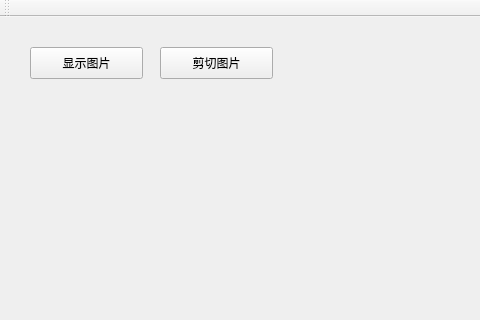
This is mainwindow.ui in cbanma/MyOpenCVProj as Qt 5 draws it before an edit; both pictures show x 0 to 480 and y 0 to 320 of the 638 by 505 pixel window. The edited form follows.
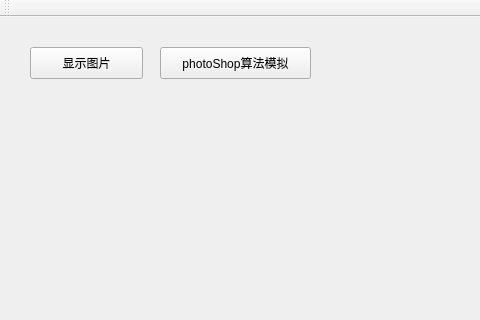
This is the edited form.

Commit message: 模拟Photoshop

Diff of the .ui file:
```diff
--- a/mainwindow.ui
+++ b/mainwindow.ui
@@ -32,12 +32,12 @@
      <rect>
       <x>160</x>
       <y>30</y>
-      <width>113</width>
+      <width>151</width>
       <height>32</height>
      </rect>
     </property>
     <property name="text">
-     <string>剪切图片</string>
+     <string>photoShop算法模拟</string>
     </property>
    </widget>
   </widget>
```
The commit also changes 18 other files.
